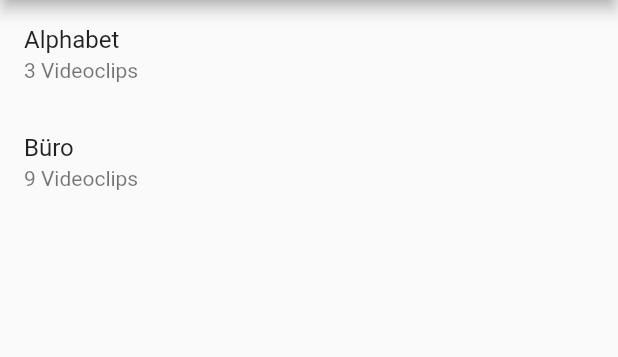
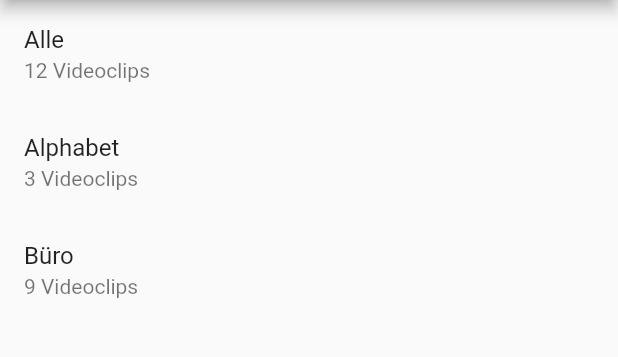
Before and after one commit to michasng/gestures, a Flutter app: the screen it shows after launch, on a phone screen of 412 x 824 dp, the part 84-441 px from its top. Run offline on Flutter 3.47's test engine with Material 2 defaults, Android fonts, the phone set to English and light mode, and no system bars; our stand-ins replace chewie, video_player.

Commit message:
Add an "all" package to the home screen

```diff
--- a/lib/screens/home/home_screen.dart
+++ b/lib/screens/home/home_screen.dart
@@ -1,5 +1,6 @@
 import 'package:flutter/material.dart';
 import 'package:gestures/models/app_content.dart';
+import 'package:gestures/models/package.dart';
 import 'package:gestures/screens/home/components/package_list_tile.dart';
 
 class HomeScreen extends StatelessWidget {
@@ -9,10 +10,18 @@ class HomeScreen extends StatelessWidget {
 
   @override
   Widget build(BuildContext context) {
+    final allGestures = [...appContent.packages.expand((p) => p.gestures)];
+    allGestures.sort((g1, g2) => g1.title.compareTo(g2.title));
+    final combinedPackage = Package(
+      title: 'Alle',
+      gestures: allGestures,
+    );
+
     return Scaffold(
       appBar: AppBar(title: const Text('Ursberger Gebärden - Paket wählen')),
       body: ListView(
         children: [
+          PackageListTile(package: combinedPackage),
           for (final package in appContent.packages)
             PackageListTile(package: package),
         ],
```
